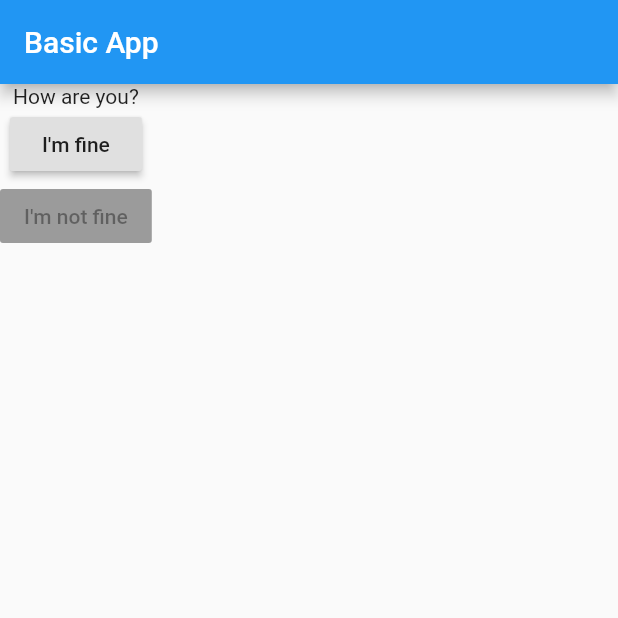
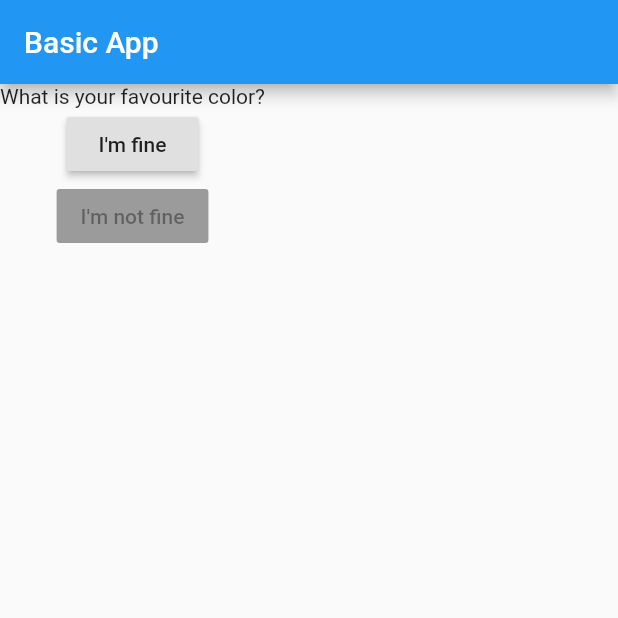
Before and after one commit to mr0a/FlutterLearning, a Flutter app: the screen it shows after launch, on a phone screen of 412 x 824 dp, the top half of it. Run offline on Flutter 3.47's test engine with Material 2 defaults, Android fonts, the phone set to English and light mode, and no system bars.

Commit message:
Introduction to states

```diff
--- a/lib/main.dart
+++ b/lib/main.dart
@@ -3,6 +3,8 @@ import 'package:flutter/material.dart';
 void main() => runApp(MyApp());
 
 class MyApp extends StatelessWidget{
+  var questions = ['What is your favourite color?', 'What is your favourite Animal?'];
+  var count = 0;
   @override
   Widget build(BuildContext context) {
     //  MaterialApp sets up the basic things needed to show content in the screen
@@ -16,8 +18,11 @@ class MyApp extends StatelessWidget{
         body: Column(
           // Column is used to put multiple widget in a screen
           children: [
-            Text('How are you?'),
-            RaisedButton(child: Text('I\'m fine'), onPressed: ()=>print('He\'s fine'),),
+            Text(questions[count]),
+            RaisedButton(child: Text('I\'m fine'), onPressed: (){
+              count++;
+              print(count);
+            },),
             RaisedButton(child: Text('I\'m not fine'), )
           ],
         ),
```
Also changed, not shown: 1 other file.
